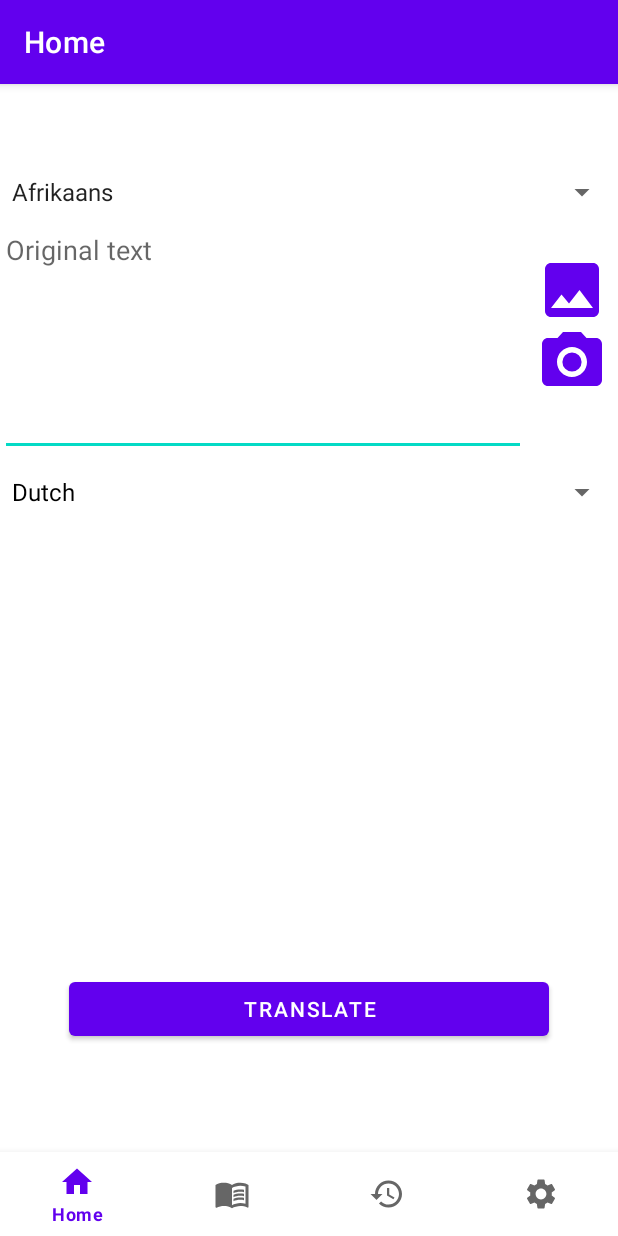
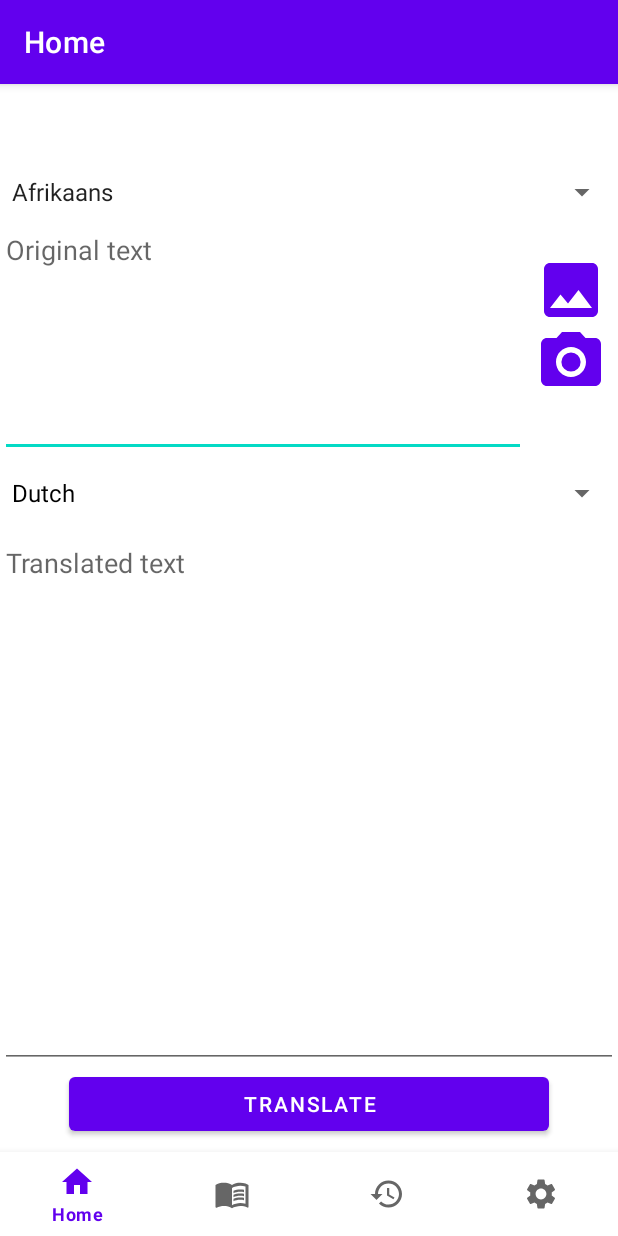
Before and after one commit to joanjerezt/TranslateOCR, an Android app: the screen it shows after launch (MainActivity), on a phone screen of 412 x 824 dp. Run offline under Robolectric (Android 15) with nearby library versions, the phone set to English and light mode, and no system bars; our stand-ins replace navigation-ui.

Commit message:
BUG FIX Millora en la interfície

```diff
--- a/app/src/main/java/edu/uoc/jjerezt/translateocr/placeholder/PlaceholderContent.kt
+++ b/app/src/main/java/edu/uoc/jjerezt/translateocr/placeholder/PlaceholderContent.kt
@@ -19,7 +19,7 @@
      */
     val ITEM_MAP: MutableMap<String, PlaceholderItem> = HashMap()
 
-    private val COUNT = 21
+    private val COUNT = 20
 
     init {
         // Add some sample items.
--- a/app/src/main/java/edu/uoc/jjerezt/translateocr/ui/home/HomeFragment.kt
+++ b/app/src/main/java/edu/uoc/jjerezt/translateocr/ui/home/HomeFragment.kt
@@ -9,6 +9,7 @@
 import android.os.Bundle
 import android.os.LocaleList
 import android.os.ParcelFileDescriptor
+import android.text.InputType
 import android.text.TextUtils
 import android.util.Log
 import android.view.LayoutInflater
@@ -134,8 +135,8 @@
 
         val translateButton: Button = root.findViewById(R.id.button)
         origText = root.findViewById(R.id.editTextTextMultiLine)
-        val destText: TextView = root.findViewById(R.id.editTextTextMultiLine2)
-
+        val destText: EditText = root.findViewById(R.id.editTextTextMultiLine2)
+        destText.showSoftInputOnFocus = false;
 
         /**
          * Definim el selector dels idiomes d'origen
@@ -184,7 +185,7 @@
             val textSortida = translate(root.rootView, origLanguage.selectedItem.toString(), destLanguage.selectedItem.toString(), origText.text.toString())
             // https://stackoverflow.com/questions/2116162/how-to-display-html-in-textview
             val spanned = HtmlCompat.fromHtml(textSortida, HtmlCompat.FROM_HTML_MODE_COMPACT)
-            destText.text = spanned
+            destText.setText(spanned)
         }
 
         /**
--- a/app/src/main/res/layout/fragment_dictionary_list.xml
+++ b/app/src/main/res/layout/fragment_dictionary_list.xml
@@ -8,6 +8,7 @@
     android:layout_height="match_parent"
     android:layout_marginLeft="16dp"
     android:layout_marginRight="16dp"
+    android:layout_marginBottom="64dp"
     app:layoutManager="LinearLayoutManager"
     tools:context=".ui.dictionary.DictionaryFragment"
     tools:listitem="@layout/fragment_dictionary" />
--- a/app/src/main/res/layout/fragment_history_list.xml
+++ b/app/src/main/res/layout/fragment_history_list.xml
@@ -8,6 +8,7 @@
     android:layout_height="match_parent"
     android:layout_marginLeft="16dp"
     android:layout_marginRight="16dp"
+    android:layout_marginBottom="64dp"
     app:layoutManager="LinearLayoutManager"
     tools:context=".ui.history.HistoryFragment"
     tools:listitem="@layout/fragment_item" />
--- a/app/src/main/res/layout/fragment_home.xml
+++ b/app/src/main/res/layout/fragment_home.xml
@@ -3,85 +3,93 @@
     xmlns:tools="http://schemas.android.com/tools"
     android:layout_width="match_parent"
     android:layout_height="match_parent"
+    xmlns:app="http://schemas.android.com/apk/res-auto"
     tools:context=".ui.home.HomeFragment">
-
-    <LinearLayout
-        android:layout_width="match_parent"
-        android:layout_height="match_parent"
-        android:orientation="vertical"
-        tools:layout_editor_absoluteX="1dp"
-        tools:layout_editor_absoluteY="1dp"
-        android:weightSum="10">
 
     <Spinner
         android:id="@+id/spinner"
         android:layout_width="match_parent"
-            android:layout_height="32dp" />
-
-        <LinearLayout
-            android:layout_width="match_parent"
-            android:layout_height="wrap_content"
-            android:orientation="horizontal"
-            android:weightSum="10">
+        android:layout_height="32dp"
+        android:layout_marginBottom="25dp"
+        app:layout_constraintBottom_toTopOf="@+id/image"
+        app:layout_constraintEnd_toEndOf="parent"
+        app:layout_constraintStart_toStartOf="parent"
+        app:layout_constraintTop_toTopOf="parent" />
 
     <EditText
         android:id="@+id/editTextTextMultiLine"
-                android:layout_height="160dp"
-                android:layout_width="match_parent"
+        android:layout_width="0dp"
+        android:layout_height="0dp"
+        android:layout_marginEnd="6dp"
         android:ems="10"
         android:gravity="start|top"
-                android:inputType="textMultiLine"
         android:hint="@string/original_text"
         android:importantForAutofill="no"
-                android:layout_weight="1.5" />
+        android:inputType="textMultiLine"
+        app:layout_constraintBottom_toTopOf="@+id/spinner2"
+        app:layout_constraintEnd_toStartOf="@+id/image"
+        app:layout_constraintStart_toStartOf="parent"
+        app:layout_constraintTop_toBottomOf="@+id/spinner" />
 
-            <LinearLayout
-                android:layout_width="match_parent"
-                android:layout_height="match_parent"
-                android:orientation="vertical"
-                android:layout_weight="8.5">
 
     <Button
         android:id="@+id/image"
         android:layout_width="48dp"
         android:layout_height="48dp"
-                    android:layout_marginTop="25dp"
-                    android:layout_gravity="center_horizontal"
+        android:layout_marginEnd="7dp"
         android:background="@drawable/baseline_image_24"
-                    android:contentDescription="@string/gallery"/>
+        android:contentDescription="@string/gallery"
+        app:layout_constraintBottom_toTopOf="@+id/camera"
+        app:layout_constraintEnd_toEndOf="parent"
+        app:layout_constraintStart_toEndOf="@+id/editTextTextMultiLine"
+        app:layout_constraintTop_toBottomOf="@+id/spinner" />
 
     <Button
         android:id="@+id/camera"
         android:layout_width="48dp"
         android:layout_height="48dp"
-                    android:layout_marginTop="0dp"
-                    android:layout_gravity="center_horizontal"
+        android:layout_marginBottom="39dp"
         android:background="@drawable/baseline_camera_alt_24"
-                    android:contentDescription="@string/camera"/>
+        android:contentDescription="@string/camera"
+        app:layout_constraintBottom_toTopOf="@+id/spinner2"
+        app:layout_constraintEnd_toEndOf="@+id/image"
+        app:layout_constraintStart_toStartOf="@+id/image"
+        app:layout_constraintTop_toBottomOf="@+id/image" />
 
-            </LinearLayout>
-
-        </LinearLayout>
 
     <Spinner
         android:id="@+id/spinner2"
         android:layout_width="match_parent"
-            android:layout_height="48dp" />
+        android:layout_height="48dp"
+        app:layout_constraintBottom_toTopOf="@+id/editTextTextMultiLine2"
+        app:layout_constraintEnd_toEndOf="parent"
+        app:layout_constraintStart_toStartOf="parent"
+        app:layout_constraintTop_toBottomOf="@+id/camera" />
 
-        <TextView
+    <EditText
         android:id="@+id/editTextTextMultiLine2"
         android:layout_width="match_parent"
         android:layout_height="0dp"
-            android:autofillHints=""
+        android:hint="@string/translated_text"
+        android:gravity="start|top"
         android:ems="10"
-            android:gravity="start|top"
-            android:layout_weight="7" />
+        android:maxEms="10"
+        app:layout_constraintBottom_toTopOf="@+id/button"
+        app:layout_constraintEnd_toEndOf="parent"
+        app:layout_constraintStart_toStartOf="parent"
+        app:layout_constraintTop_toBottomOf="@+id/spinner2"
+        android:inputType="textMultiLine"
+        android:autofillHints="" />
 
     <Button
         android:id="@+id/button"
         android:layout_width="320dp"
         android:layout_height="wrap_content"
-            android:layout_gravity="center_horizontal"
-            android:text="@string/translate" />
-    </LinearLayout>
+        android:layout_marginBottom="64dp"
+        android:text="@string/translate"
+        app:layout_constraintBottom_toBottomOf="parent"
+        app:layout_constraintEnd_toEndOf="parent"
+        app:layout_constraintStart_toStartOf="parent"
+        app:layout_constraintTop_toBottomOf="@+id/editTextTextMultiLine2" />
+
 </androidx.constraintlayout.widget.ConstraintLayout>
--- a/app/src/main/res/values/strings.xml
+++ b/app/src/main/res/values/strings.xml
@@ -52,4 +52,5 @@
     <string name="camera">Camera</string>
     <string name="gallery">Gallery</string>
     <string name="original_text">Original text</string>
+    <string name="translated_text">Translated text</string>
 </resources>
```
Lines whose indentation alone changed are shown as unchanged.
